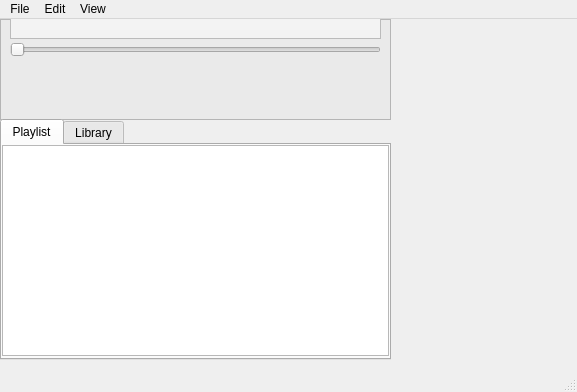
This is ui/wind.ui in dylanarmstrong/musicroxx as Qt 5 draws it before an edit. The edited form follows.
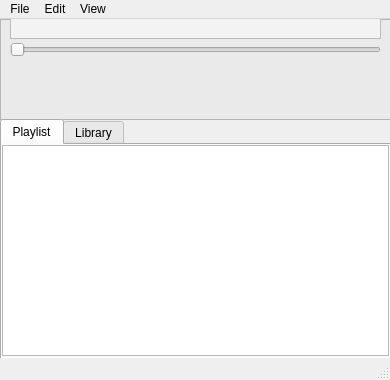
This is the edited form. Icons and pictures are not drawn.

Commit message: Ctrl-C signal added for terminal closing

Patch:
```diff
--- a/ui/wind.ui
+++ b/ui/wind.ui
@@ -6,8 +6,8 @@
    <rect>
     <x>0</x>
     <y>0</y>
-    <width>577</width>
-    <height>392</height>
+    <width>390</width>
+    <height>380</height>
    </rect>
   </property>
   <property name="sizePolicy">
@@ -356,7 +356,7 @@
     <rect>
      <x>0</x>
      <y>0</y>
-     <width>577</width>
+     <width>390</width>
      <height>19</height>
     </rect>
    </property>
```
The commit also changes 2 other files.
